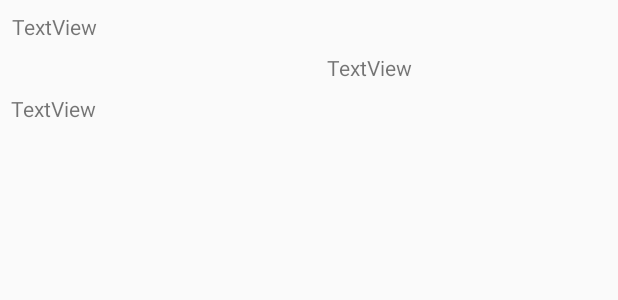
After one commit to salehkai999/NotePad, an Android app: the layout notes_row_layout.xml on its own in the app's theme, with its tools: preview values and no code run, on a phone screen of 412 x 824 dp. The commit adds this screen. Shown: the top 300 px of the screen. Run offline under Robolectric (Android 15) with nearby library versions, the phone set to English and light mode, and no system bars.

Commit message:
Added recycler view, notes, adapter and viewholder. Row layout, mockup data working

```diff
--- a/app/build.gradle
+++ b/app/build.gradle
@@ -26,6 +26,7 @@ dependencies {
     implementation fileTree(dir: "libs", include: ["*.jar"])
     implementation 'androidx.appcompat:appcompat:1.2.0'
     implementation 'androidx.constraintlayout:constraintlayout:2.0.2'
+    implementation 'androidx.recyclerview:recyclerview:1.1.0'
     testImplementation 'junit:junit:4.12'
     androidTestImplementation 'androidx.test.ext:junit:1.1.2'
     androidTestImplementation 'androidx.test.espresso:espresso-core:3.3.0'
--- /dev/null
+++ b/app/src/main/res/layout/notes_row_layout.xml
@@ -0,0 +1,50 @@
+<?xml version="1.0" encoding="utf-8"?>
+<androidx.constraintlayout.widget.ConstraintLayout xmlns:android="http://schemas.android.com/apk/res/android"
+    xmlns:app="http://schemas.android.com/apk/res-auto"
+    xmlns:tools="http://schemas.android.com/tools"
+    android:layout_width="wrap_content"
+    android:layout_height="wrap_content">
+
+    <TextView
+        android:id="@+id/titleTextView"
+        android:layout_width="0dp"
+        android:layout_height="wrap_content"
+        android:layout_marginStart="8dp"
+        android:layout_marginTop="8dp"
+        android:layout_marginEnd="8dp"
+        android:text="TextView"
+        app:layout_constraintEnd_toEndOf="parent"
+        app:layout_constraintStart_toStartOf="parent"
+        app:layout_constraintTop_toTopOf="parent" />
+
+    <TextView
+        android:id="@+id/dateText"
+        android:layout_width="0dp"
+        android:layout_height="wrap_content"
+        android:layout_marginStart="16dp"
+        android:layout_marginTop="8dp"
+        android:layout_marginEnd="8dp"
+        android:text="TextView"
+        app:layout_constraintEnd_toEndOf="parent"
+        app:layout_constraintStart_toStartOf="@+id/guideline"
+        app:layout_constraintTop_toBottomOf="@+id/titleTextView" />
+
+    <TextView
+        android:id="@+id/detailsText"
+        android:layout_width="398dp"
+        android:layout_height="84dp"
+        android:layout_marginStart="8dp"
+        android:layout_marginTop="8dp"
+        android:layout_marginEnd="8dp"
+        android:text="TextView"
+        app:layout_constraintEnd_toEndOf="parent"
+        app:layout_constraintStart_toStartOf="parent"
+        app:layout_constraintTop_toBottomOf="@+id/dateText" />
+
+    <androidx.constraintlayout.widget.Guideline
+        android:id="@+id/guideline"
+        android:layout_width="wrap_content"
+        android:layout_height="wrap_content"
+        android:orientation="vertical"
+        app:layout_constraintGuide_begin="202dp" />
+</androidx.constraintlayout.widget.ConstraintLayout>
```
Also changed, not shown: app/src/main/java/com/saleh/notepad/Note.java (added, +51 -0 lines), app/src/main/java/com/saleh/notepad/NoteAdapter.java (added, +42 -0 lines), app/src/main/java/com/saleh/notepad/NotesViewHolder.java (added, +20 -0 lines), app/src/main/res/layout/activity_main.xml (+10 -7 lines).
